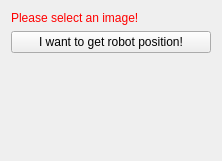
Above: Plugins/org.mitk.lancet.recordandmove/src/internal/RecordAndMoveControls.ui from zhaomengxiao/LancetMITK-Adition before the change. Below: the same form after it.
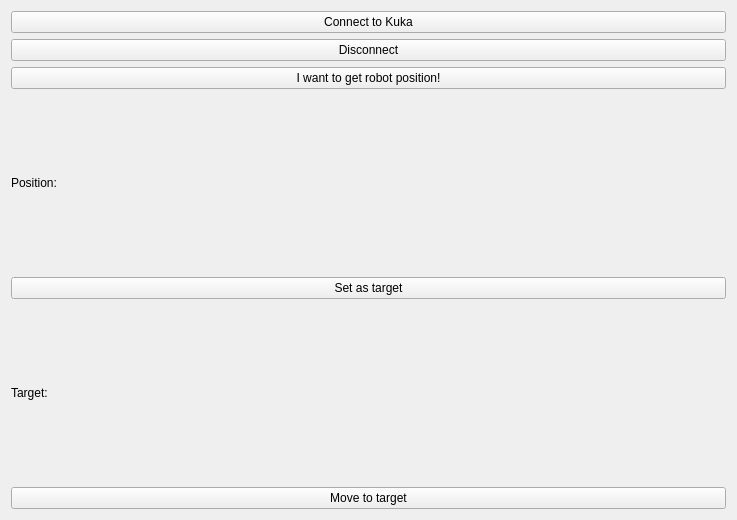
That is the form after the change.

Patch:
```diff
--- a/Plugins/org.mitk.lancet.recordandmove/src/internal/RecordAndMoveControls.ui
+++ b/Plugins/org.mitk.lancet.recordandmove/src/internal/RecordAndMoveControls.ui
@@ -6,8 +6,8 @@
    <rect>
     <x>0</x>
     <y>0</y>
-    <width>222</width>
-    <height>161</height>
+    <width>737</width>
+    <height>520</height>
    </rect>
   </property>
   <property name="minimumSize">
@@ -21,12 +21,19 @@
   </property>
   <layout class="QVBoxLayout" name="verticalLayout">
    <item>
-    <widget class="QLabel" name="label_position">
-     <property name="styleSheet">
-      <string notr="true">QLabel { color: rgb(255, 0, 0) }</string>
+    <widget class="QPushButton" name="pushButton_connect">
+     <property name="text">
+      <string>Connect to Kuka</string>
      </property>
+    </widget>
+   </item>
+   <item>
+    <widget class="QPushButton" name="pushButton_disconnect">
+     <property name="enabled">
+      <bool>true</bool>
+     </property>
      <property name="text">
-      <string>Please select an image!</string>
+      <string>Disconnect</string>
      </property>
     </widget>
    </item>
@@ -41,20 +48,32 @@
     </widget>
    </item>
    <item>
-    <spacer name="spacer1">
-     <property name="orientation">
-      <enum>Qt::Vertical</enum>
+    <widget class="QLabel" name="label_position">
+     <property name="text">
+      <string>Position: </string>
      </property>
-     <property name="sizeType">
-      <enum>QSizePolicy::Expanding</enum>
+    </widget>
+   </item>
+   <item>
+    <widget class="QPushButton" name="pushButton_setAsTarget">
+     <property name="text">
+      <string>Set as target</string>
      </property>
-     <property name="sizeHint" stdset="0">
-      <size>
-       <width>20</width>
-       <height>220</height>
-      </size>
+    </widget>
+   </item>
+   <item>
+    <widget class="QLabel" name="label_target">
+     <property name="text">
+      <string>Target:</string>
      </property>
-    </spacer>
+    </widget>
+   </item>
+   <item>
+    <widget class="QPushButton" name="pushButton_moveToTarget">
+     <property name="text">
+      <string>Move to target</string>
+     </property>
+    </widget>
    </item>
   </layout>
  </widget>
```
